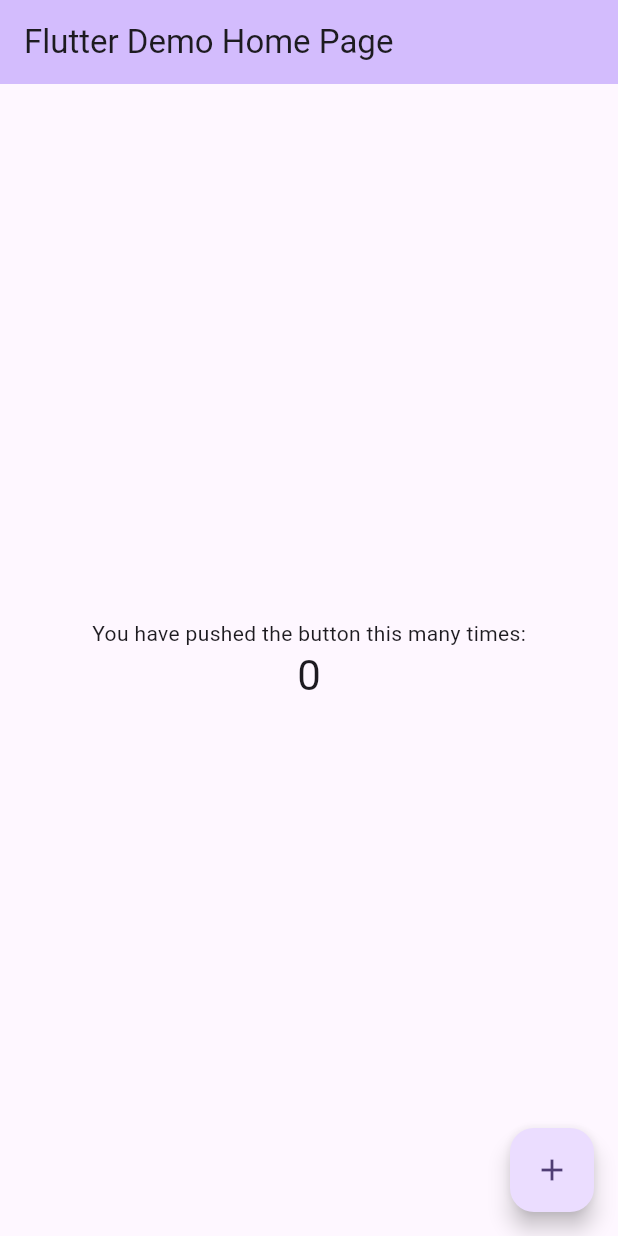
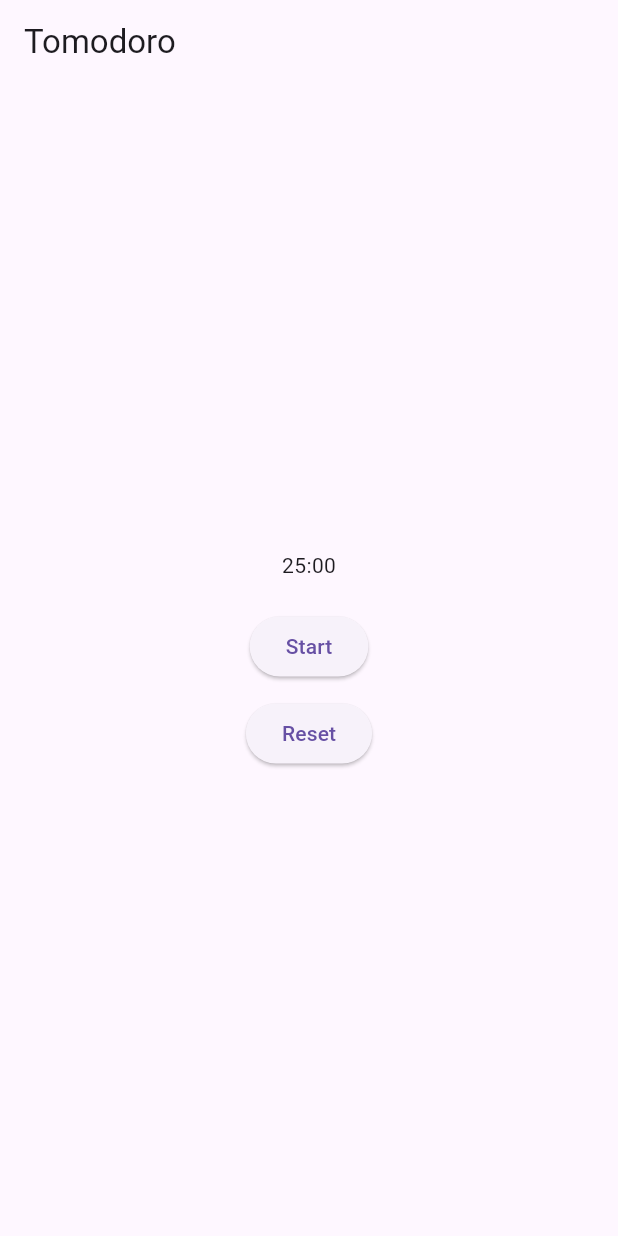
Before and after one commit to shahriaarrr/Tomodoro, a Flutter app: the screen it shows after launch, on a phone screen of 412 x 824 dp. Run offline on Flutter 3.47's test engine with Material 3 defaults, Android fonts, the phone set to English and light mode, and no system bars; our stand-ins replace flutter_riverpod.

Commit message:
build timer logic

```diff
--- a/lib/main.dart
+++ b/lib/main.dart
@@ -1,7 +1,9 @@
 import 'package:flutter/material.dart';
+import 'package:flutter_riverpod/flutter_riverpod.dart';
+import 'package:tomodoro/pages/home.dart';
 
 void main() {
-  runApp(const MyApp());
+  runApp(ProviderScope(child: const MyApp()));
 }
 
 class MyApp extends StatelessWidget {
@@ -9,58 +11,6 @@ class MyApp extends StatelessWidget {
 
   @override
   Widget build(BuildContext context) {
-    return MaterialApp(
-      title: 'Flutter Demo',
-      theme: ThemeData(
-        colorScheme: ColorScheme.fromSeed(seedColor: Colors.deepPurple),
-      ),
-      home: const MyHomePage(title: 'Flutter Demo Home Page'),
-    );
+    return MaterialApp(home: const MyHomePage());
   }
 }
-
-class MyHomePage extends StatefulWidget {
-  const MyHomePage({super.key, required this.title});
-
-  final String title;
-
-  @override
-  State<MyHomePage> createState() => _MyHomePageState();
-}
-
-class _MyHomePageState extends State<MyHomePage> {
-  int _counter = 0;
-
-  void _incrementCounter() {
-    setState(() {
-      _counter++;
-    });
-  }
-
-  @override
-  Widget build(BuildContext context) {
-    return Scaffold(
-      appBar: AppBar(
-        backgroundColor: Theme.of(context).colorScheme.inversePrimary,
-        title: Text(widget.title),
-      ),
-      body: Center(
-        child: Column(
-          mainAxisAlignment: MainAxisAlignment.center,
-          children: <Widget>[
-            const Text('You have pushed the button this many times:'),
-            Text(
-              '$_counter',
-              style: Theme.of(context).textTheme.headlineMedium,
-            ),
-          ],
-        ),
-      ),
-      floatingActionButton: FloatingActionButton(
-        onPressed: _incrementCounter,
-        tooltip: 'Increment',
-        child: const Icon(Icons.add),
-      ),
-    );
-  }
-}
--- /dev/null
+++ b/lib/pages/home.dart
@@ -0,0 +1,42 @@
+import 'package:flutter/material.dart';
+import 'package:flutter_riverpod/flutter_riverpod.dart';
+
+import 'package:tomodoro/providers/timer_provider.dart';
+
+class MyHomePage extends ConsumerWidget {
+  const MyHomePage({super.key});
+
+  @override
+  Widget build(BuildContext context, WidgetRef ref) {
+    final timerstate = ref.watch(TomodoroTimerProvider);
+    final timerControllet = ref.read(TomodoroTimerProvider.notifier);
+
+    return Scaffold(
+      appBar: AppBar(title: const Text('Tomodoro')),
+
+      body: Center(
+        child: Column(
+          mainAxisAlignment: MainAxisAlignment.center,
+          children: [
+            Text(
+              '${timerstate.remaining.inMinutes.toString().padLeft(2, '0')}:${(timerstate.remaining.inSeconds % 60).toString().padLeft(2, '0')}',
+            ),
+            const SizedBox(height: 20),
+            ElevatedButton(
+              onPressed:
+                  timerstate.isRunning
+                      ? timerControllet.pause
+                      : timerControllet.start,
+              child: Text(timerstate.isRunning ? 'Pause' : 'Start'),
+            ),
+            const SizedBox(height: 10),
+            ElevatedButton(
+              onPressed: timerControllet.reset,
+              child: Text("Reset"),
+            ),
+          ],
+        ),
+      ),
+    );
+  }
+}
--- a/pubspec.yaml
+++ b/pubspec.yaml
@@ -34,6 +34,7 @@ dependencies:
   # The following adds the Cupertino Icons font to your application.
   # Use with the CupertinoIcons class for iOS style icons.
   cupertino_icons: ^1.0.8
+  flutter_riverpod: ^2.6.1
 
 dev_dependencies:
   flutter_test:
```
Also changed, not shown: lib/models/timer.dart (added, +25 -0 lines), lib/providers/timer_provider.dart (added, +79 -0 lines), pubspec.lock, 1 other file.
